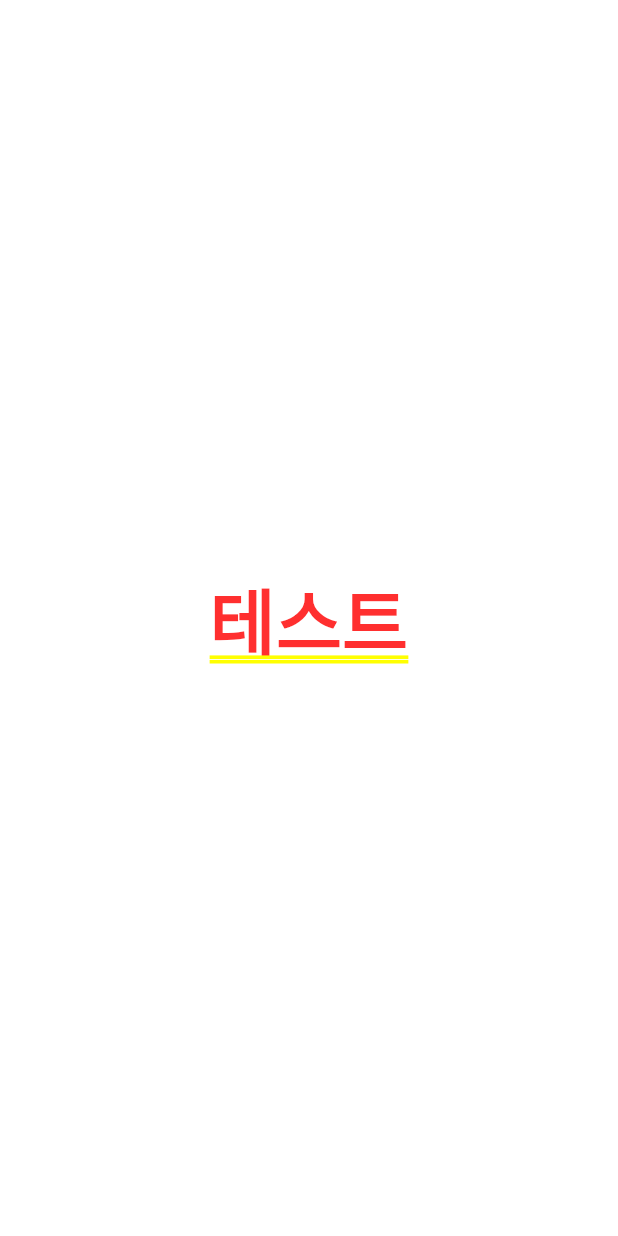
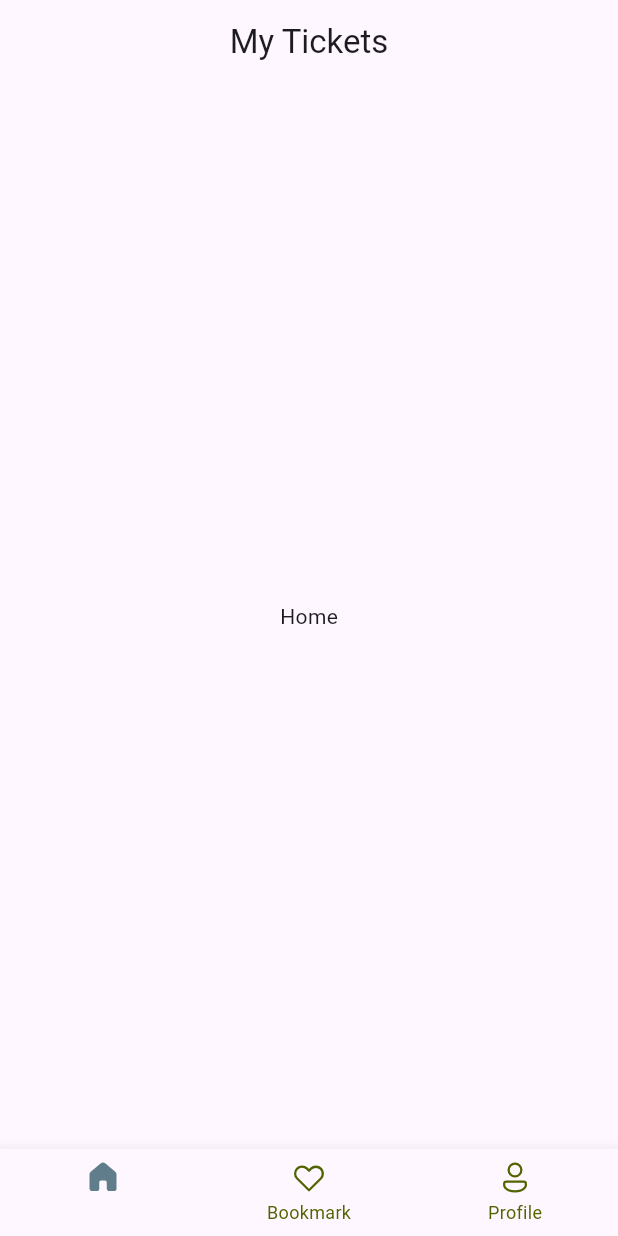
Before and after one commit to LEEJINYOUN/Weather_Flutter-front, a Flutter app: the screen it shows after launch, on a phone screen of 412 x 824 dp. Run offline on Flutter 3.47's test engine with Material 3 defaults, Android fonts, the light colour scheme and no system bars; our stand-ins replace fluentui_icons.

Commit message:
하단 메뉴 기본 디자인

```diff
--- /dev/null
+++ b/lib/base/bottom_nav_bar.dart
@@ -0,0 +1,69 @@
+import 'package:flutter/material.dart';
+import 'package:fluentui_icons/fluentui_icons.dart';
+
+class BottomNavBar extends StatelessWidget {
+  const BottomNavBar({super.key});
+
+  @override
+  Widget build(BuildContext context) {
+    // BottomNavBarContainer 불러오기
+    return const MaterialApp(home: BottomNavBarContainer());
+  }
+}
+
+class BottomNavBarContainer extends StatefulWidget {
+  const BottomNavBarContainer({super.key});
+
+  @override
+  // _BottomNavBarState 불러오기 => state 생성 후 반환
+  State<BottomNavBarContainer> createState() => _BottomNavBarState();
+}
+
+class _BottomNavBarState extends State<BottomNavBarContainer> {
+  // bottom 메뉴 리스트
+  final appScreens = [
+    const Center(child: Text('Home')),
+    const Center(child: Text('Bookmark')),
+    const Center(child: Text('Profile')),
+  ];
+
+  // 선택 인덱스 초기화
+  int _selectedIndex = 0;
+
+  // bottom 메뉴 버튼 변경
+  void _onItemTapped(int index) {
+    // setState => 실시간으로 변경
+    setState(() {
+      _selectedIndex = index;
+    });
+  }
+
+  @override
+  Widget build(BuildContext context) {
+    return Scaffold(
+        appBar: AppBar(
+          title: const Center(child: Text('My Tickets')),
+        ),
+        body: appScreens[_selectedIndex],
+        bottomNavigationBar: BottomNavigationBar(
+            currentIndex: _selectedIndex,
+            onTap: _onItemTapped,
+            selectedItemColor: Colors.blueGrey,
+            unselectedItemColor: const Color(0xff526400),
+            showSelectedLabels: false,
+            items: const [
+              BottomNavigationBarItem(
+                  icon: Icon(FluentSystemIcons.ic_fluent_home_regular),
+                  activeIcon: Icon(FluentSystemIcons.ic_fluent_home_filled),
+                  label: 'Home'),
+              BottomNavigationBarItem(
+                  icon: Icon(FluentSystemIcons.ic_fluent_heart_regular),
+                  activeIcon: Icon(FluentSystemIcons.ic_fluent_heart_filled),
+                  label: 'Bookmark'),
+              BottomNavigationBarItem(
+                  icon: Icon(FluentSystemIcons.ic_fluent_person_regular),
+                  activeIcon: Icon(FluentSystemIcons.ic_fluent_person_filled),
+                  label: 'Profile'),
+            ]));
+  }
+}
--- a/lib/main.dart
+++ b/lib/main.dart
@@ -1,4 +1,5 @@
 import 'package:flutter/material.dart';
+import 'package:weather_flutter_front/base/bottom_nav_bar.dart';
 
 void main() {
   runApp(const MyApp());
@@ -9,13 +10,7 @@ class MyApp extends StatelessWidget {
 
   @override
   Widget build(BuildContext context) {
-    return MaterialApp(
-      title: 'Flutter Demo',
-      theme: ThemeData(
-        colorScheme: ColorScheme.fromSeed(seedColor: Colors.deepPurple),
-        useMaterial3: true,
-      ),
-      home: const Center(child: Text('테스트')),
-    );
+    // BottomNavBar 불러오기
+    return const MaterialApp(home: BottomNavBar());
   }
 }
--- a/pubspec.yaml
+++ b/pubspec.yaml
@@ -35,6 +35,7 @@ dependencies:
   # The following adds the Cupertino Icons font to your application.
   # Use with the CupertinoIcons class for iOS style icons.
   cupertino_icons: ^1.0.8
+  fluentui_icons: ^1.0.0
 
 dev_dependencies:
   flutter_test:
```
Also changed, not shown: pubspec.lock.
